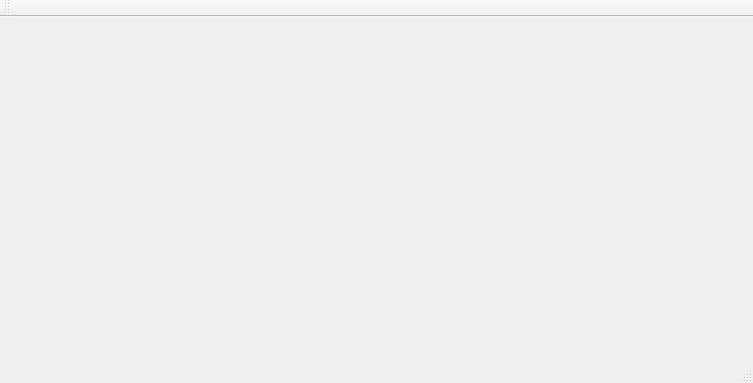
The window that mainwindow.ui (SimonCqk/Photon_Propagation_Simulation) describes before a commit, drawn with Qt 5.
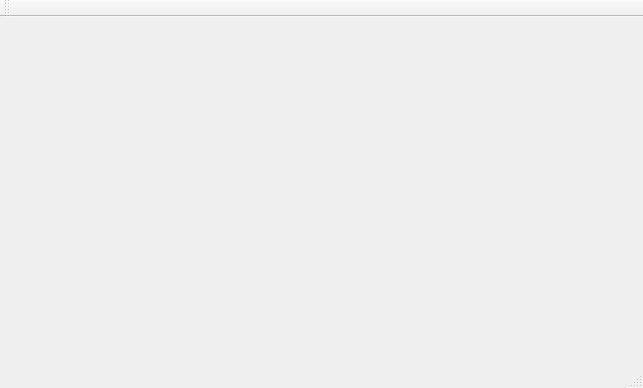
The same window after the commit.

What changed in the file:
```diff
--- a/mainwindow.ui
+++ b/mainwindow.ui
@@ -6,8 +6,8 @@
    <rect>
     <x>0</x>
     <y>0</y>
-    <width>753</width>
-    <height>383</height>
+    <width>643</width>
+    <height>388</height>
    </rect>
   </property>
   <property name="windowTitle">
```
Left out of the diff: 2 changed lines with no effect on the pictures.
